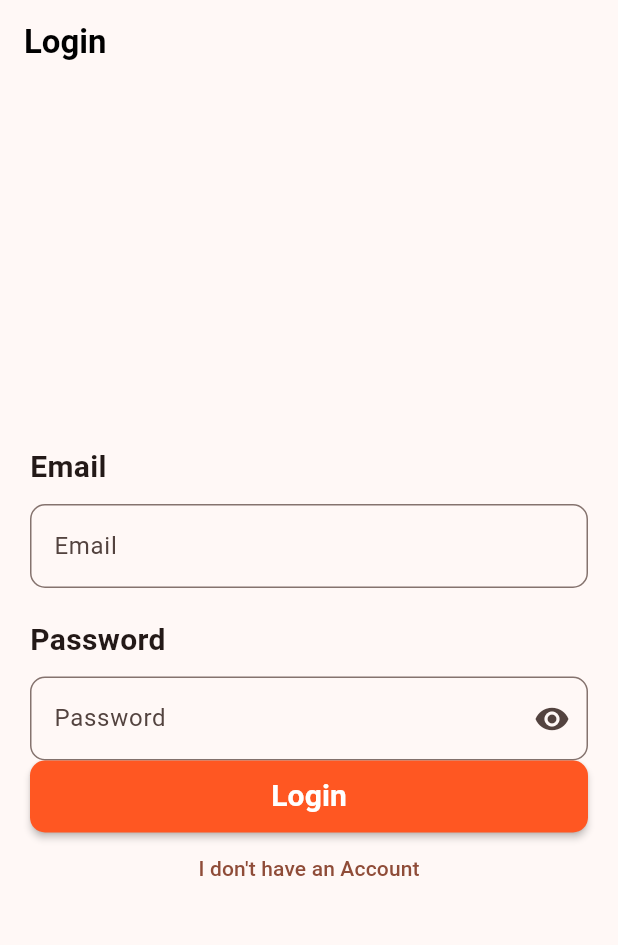
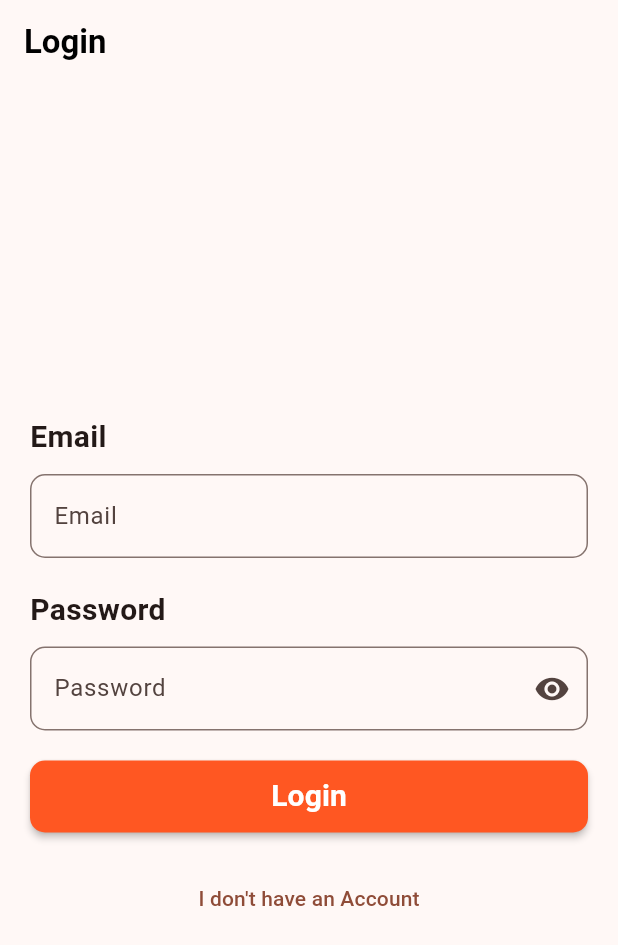
Before and after one commit to MahmoudHamdy19/hns_chat, a Flutter app: the screen it shows after launch, on a phone screen of 412 x 824 dp. Shown: the top 945 px of the screen. Run offline on Flutter 3.47's test engine with Material 3 defaults, Android fonts, the phone set to English and light mode, and no system bars; our stand-ins replace cloud_firestore, firebase_auth, firebase_core, get; accounts and stored records are empty.

Commit message:
create home_screen.dart

```diff
--- a/lib/app/utils/routes/app_routes.dart
+++ b/lib/app/utils/routes/app_routes.dart
@@ -3,12 +3,15 @@ import 'package:hns_chat/ui/auth/login/binding/login_binding.dart';
 import 'package:hns_chat/ui/auth/login/login_screen.dart';
 import 'package:hns_chat/ui/auth/register/binding/register_binding.dart';
 import 'package:hns_chat/ui/auth/register/regiser_screen.dart';
+import 'package:hns_chat/ui/home/binding/home_binding.dart';
+import 'package:hns_chat/ui/home/home_screen.dart';
 
 class AppRoutes {
 
   static String initRoute = '/' ;
   static String registerScreen = '/register' ;
   static String loginScreen = '/login' ;
+  static String homeScreen = '/home' ;
   static List<GetPage> pages = [
     GetPage(name: registerScreen,
         bindings: [
@@ -19,7 +22,12 @@ class AppRoutes {
       bindings: [
         LogInBinding(),
       ],
-      page: () => LoginScreen(),)
+      page: () => LoginScreen(),),
+    GetPage(name: homeScreen,
+      bindings: [
+        HomeBinding(),
+      ],
+      page: () => const HomeScreen(),),
 
   ];
 
--- a/lib/app/widgets/custom_text_password.dart
+++ b/lib/app/widgets/custom_text_password.dart
@@ -13,13 +13,15 @@ class CustomTextPassword extends StatelessWidget{
   RxBool showPassword = true.obs  ;
   void Function(String)? onChanged;
   bool isPassword;
+  bool noValidate ;
   CustomTextPassword({required this.title,
     this.controllerText,
     this.onChanged,
     this.keyboardType,
     this.isPassword = false,
     this.validateMessage,
-    this.labelText
+    this.labelText,
+    this.noValidate = false
   }
 
 );
@@ -42,7 +44,7 @@ class CustomTextPassword extends StatelessWidget{
             keyboardType:keyboardType,
             onChanged: onChanged,
             textInputAction: TextInputAction.next,
-            validator: (value) {
+            validator:noValidate? null:(value) {
 
               if(value!.isEmpty){
                 return validateMessage??'va_empty_Password'.tr;
--- a/lib/main.dart
+++ b/lib/main.dart
@@ -27,6 +27,7 @@ class MyApp extends StatelessWidget {
         colorScheme: ColorScheme.fromSeed(seedColor: Colors.deepOrange),
         useMaterial3: true,
       ),
+      debugShowCheckedModeBanner: false,
       translations: AppLanguage(),
       locale:const Locale('en','Us'),
       getPages:AppRoutes.pages,
--- a/lib/ui/auth/login/login_screen.dart
+++ b/lib/ui/auth/login/login_screen.dart
@@ -4,13 +4,14 @@ import 'package:hns_chat/app/utils/routes/app_routes.dart';
 import 'package:hns_chat/app/widgets/costum_text_form.dart';
 import 'package:hns_chat/app/widgets/custom_text_password.dart';
 import 'package:hns_chat/ui/auth/login/controller/login_controller.dart';
-
 import '../../../app/utils/constants/constant.dart';
 import '../../../app/utils/theme/light_theme.dart';
 import '../../../app/widgets/custom_btn.dart';
 
 class LoginScreen extends GetWidget<LogInController> {
 final GlobalKey<FormState> _key =GlobalKey<FormState>();
+
+  LoginScreen({super.key});
 
   @override
   Widget build(BuildContext context) {
@@ -19,40 +20,42 @@ final GlobalKey<FormState> _key =GlobalKey<FormState>();
           appBar: AppBar(
             title: Text('Login',style: appBarTitleStyle,),
           ),
-          body: controller.loading.value? const Center(child: CircularProgressIndicator(),) :_Body()
+          body: controller.loading.value? const Center(child: CircularProgressIndicator(),) :_body()
 
         );
       }
     );
   }
 
-  _Body(){
+  _body(){
     return Form(
       key: _key,
       child: Center(
         child: SingleChildScrollView(
-          padding: EdgeInsets.all(20.0),
+          padding: const EdgeInsets.all(20.0),
           child: Column(
             children: [
               CustomTextForm(
                 title: 'Email',
                 labelText: 'Email',
                 onChanged: (p0) {
-
+                  controller.email = p0 ;
                 },
-                validator:(value) => emailValidate(value),
+                validator:(value) => validateEmail(value),
               ),
               CustomTextPassword(title: 'Password',
                 labelText: 'Password',
                 onChanged: (p0) {
-
-                },),
-              CustomBtn(onPressed: () {
+                controller.password = p0 ;
+                },noValidate: true,),
+              const SizedBox(height: 20.0,),
+              CustomBtn(onPressed: ()  {
                 if (_key.currentState!.validate()) {
-                  controller.login();
+                    controller.login();
 
                 }
               }, title: 'Login'),
+              const SizedBox(height: 20.0,),
               TextButton(onPressed: () {
                 Get.toNamed(AppRoutes.registerScreen);
               }, child: const Text('I don\'t have an Account'))
--- /dev/null
+++ b/lib/ui/home/binding/home_binding.dart
@@ -0,0 +1,10 @@
+import 'package:get/get.dart';
+import 'package:hns_chat/ui/home/controller/home_controller.dart';
+
+class HomeBinding extends Bindings{
+  @override
+  void dependencies() {
+    Get.put(HomeController());
+  }
+
+}
```
Also changed, not shown: lib/app/utils/theme/light_theme.dart (+14 -0 lines), lib/app/widgets/user_chat_card.dart (added, +46 -0 lines), lib/data/data_source/remote_data_source/remote_data_source.dart (+38 -18 lines), lib/data/models/user.dart (+4 -4 lines), lib/ui/auth/login/controller/login_controller.dart (+4 -4 lines), lib/ui/auth/register/regiser_screen.dart (+8 -17 lines), lib/ui/home/controller/home_controller.dart (added, +20 -0 lines), lib/ui/home/home_screen.dart (added, +25 -0 lines).
